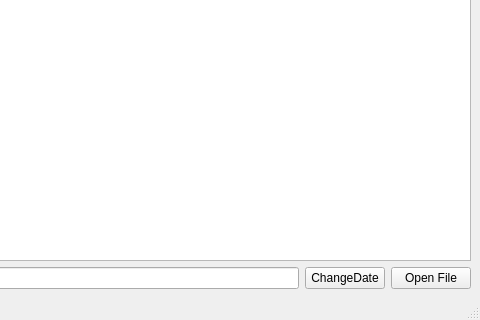
Above: mainwindow.ui from Kioma-dt/Date before the change; both pictures show x 585 to 1065 and y 280 to 600 of the 1065 by 600 pixel window. Below: the same form after it.
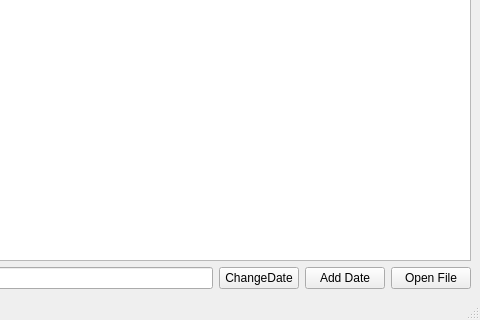
That is the form after the change.

Patch:
```diff
--- a/mainwindow.ui
+++ b/mainwindow.ui
@@ -66,6 +66,13 @@
           </property>
          </widget>
         </item>
+        <item>
+         <widget class="QPushButton" name="buttonAddDate">
+          <property name="text">
+           <string>Add Date</string>
+          </property>
+         </widget>
+        </item>
        </layout>
       </item>
       <item>
```
